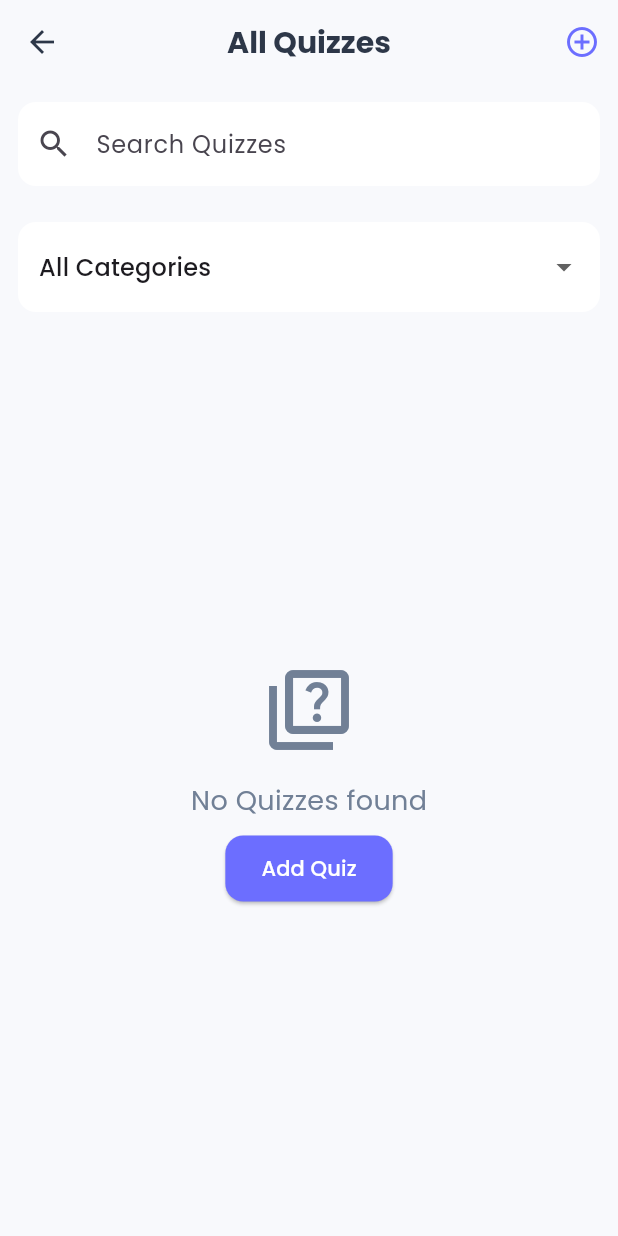
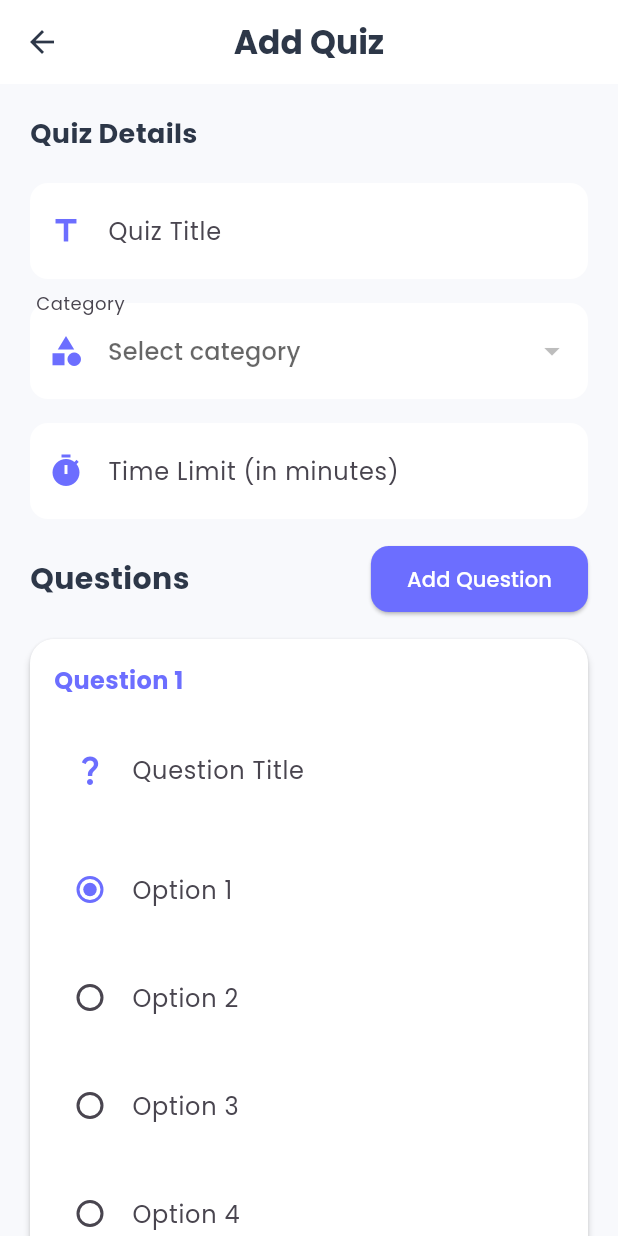
Before and after one commit to Jerald-Joyson/Quiz-App-in-Flutter-Fiebase, a Flutter app: the ManageQuizesScreen screen opened directly, after a tap on "Add Quiz", on a phone screen of 412 x 824 dp. Run offline on Flutter 3.47's test engine with Material 3 defaults, Android fonts, the phone set to English and light mode, and no system bars; our stand-ins replace cloud_firestore, firebase_core, google_fonts; missing offline and left inert: dart:ffi; accounts and stored records are empty; generated files the repository leaves out were written again.

Commit message:
manage quiz section is completed only the quiz edit is pending

```diff
--- /dev/null
+++ b/lib/view/admin/add_quiz_screen.dart
@@ -0,0 +1,452 @@
+import 'package:cloud_firestore/cloud_firestore.dart';
+import 'package:flutter/material.dart';
+import 'package:myapp/model/category.dart';
+import 'package:myapp/model/question.dart';
+import 'package:myapp/model/quiz.dart';
+import 'package:myapp/theme/theme.dart';
+
+class AddQuizScreen extends StatefulWidget {
+  final String? categoryId;
+  final String? categoryName;
+  const AddQuizScreen({super.key, this.categoryId, this.categoryName});
+
+  @override
+  State<AddQuizScreen> createState() => _AddQuizScreenState();
+}
+
+class QuestionFromItem {
+  final TextEditingController questionController;
+  final List<TextEditingController> optionsController;
+  int correctOptionIndex;
+
+  QuestionFromItem({
+    required this.questionController,
+    required this.optionsController,
+    required this.correctOptionIndex,
+  });
+
+  Map<String, dynamic> toMap() {
+    return {
+      'question': questionController.text,
+      'options': optionsController.map((e) => e.text).toList(),
+      'correctOptionIndex': correctOptionIndex,
+    };
+  }
+
+  void dispose() {
+    questionController.dispose();
+    optionsController.forEach((element) {
+      element.dispose();
+    });
+  }
+}
+
+class _AddQuizScreenState extends State<AddQuizScreen> {
+  final _formKey = GlobalKey<FormState>();
+  final _titleController = TextEditingController();
+  final _timeLimitController = TextEditingController();
+  final FirebaseFirestore _firestore = FirebaseFirestore.instance;
+  bool _isLoading = false;
+  String? _selectedCategoryId;
+  List<QuestionFromItem> _questionsItems = [];
+
+  @override
+  void initState() {
+    // TODO: implement initState
+    super.initState();
+    _selectedCategoryId = widget.categoryId;
+    _addQuestion();
+  }
+
+  @override
+  void dispose() {
+    // TODO: implement dispose
+    _titleController.dispose();
+    _timeLimitController.dispose();
+    for (var item in _questionsItems) {
+      item.dispose();
+    }
+    super.dispose();
+  }
+
+  void _addQuestion() {
+    setState(() {
+      _questionsItems.add(
+        QuestionFromItem(
+          questionController: TextEditingController(),
+          optionsController: List.generate(4, (_) => TextEditingController()),
+          correctOptionIndex: 0,
+        ),
+      );
+    });
+  }
+
+  void _removeQuestion(int index) {
+    setState(() {
+      _questionsItems[index].dispose();
+      _questionsItems.removeAt(index);
+    });
+  }
+
+  Future<void> _saveQuiz() async {
+    if (!_formKey.currentState!.validate()) {
+      return;
+    }
+    if (_selectedCategoryId == null) {
+      ScaffoldMessenger.of(
+        context,
+      ).showSnackBar(SnackBar(content: Text('Please select a category')));
+      return;
+    }
+    setState(() {
+      _isLoading = true;
+    });
+
+    try {
+      final questions =
+          _questionsItems
+              .map(
+                (item) => Question(
+                  text: item.questionController.text,
+                  options:
+                      item.optionsController.map((e) => e.text.trim()).toList(),
+                  correctOptionIndex: item.correctOptionIndex,
+                ),
+              )
+              .toList();
+
+      await _firestore
+          .collection('quizzes')
+          .doc()
+          .set(
+            Quiz(
+              id: _firestore.collection('quizzes').doc().id,
+              title: _titleController.text.trim(),
+              categoryId: _selectedCategoryId!,
+              timtLimit: int.parse(_timeLimitController.text),
+              questions: questions,
+              createdAt: DateTime.now(),
+            ).toMap(),
+          );
+
+      ScaffoldMessenger.of(context).showSnackBar(
+        SnackBar(
+          content: Text(
+            'Quiz added successfully',
+            style: TextStyle(color: Colors.white),
+          ),
+          backgroundColor: AppTheme.secondaryColor,
+        ),
+      );
+
+      Navigator.pop(context);
+    } catch (e) {
+      ScaffoldMessenger.of(context).showSnackBar(
+        SnackBar(
+          content: Text(
+            'Failed to add quiz error: $e',
+            style: TextStyle(color: Colors.white),
+          ),
+          backgroundColor: Colors.redAccent,
+        ),
+      );
+    } finally {
+      setState(() {
+        _isLoading = false;
+      });
+    }
+  }
+
+  @override
+  Widget build(BuildContext context) {
+    return Scaffold(
+      appBar: AppBar(
+        title: Text(
+          widget.categoryName != null
+              ? "Add ${widget.categoryName} Quiz"
+              : 'Add Quiz',
+          style: TextStyle(fontWeight: FontWeight.bold),
+        ),
+      ),
+      body: Form(
+        key: _formKey,
+        child: ListView(
+          padding: EdgeInsets.all(20),
+          children: [
+            Column(
+              crossAxisAlignment: CrossAxisAlignment.start,
+              children: [
+                Text(
+                  'Quiz Details',
+                  style: TextStyle(
+                    fontSize: 18,
+                    fontWeight: FontWeight.bold,
+                    color: AppTheme.textPrimryColor,
+                  ),
+                ),
+                SizedBox(height: 20),
+                TextFormField(
+                  controller: _titleController,
+                  decoration: InputDecoration(
+                    contentPadding: EdgeInsets.symmetric(vertical: 20),
+                    fillColor: Colors.white,
+                    labelText: 'Quiz Title',
+                    hintText: "Enter quiz title",
+                    prefixIcon: Icon(Icons.title, color: AppTheme.primaryColor),
+                  ),
+                  validator: (value) {
+                    if (value == null || value.isEmpty) {
+                      return 'Enter quiz title';
+                    }
+                    return null;
+                  },
+                  textInputAction: TextInputAction.next,
+                ),
+                SizedBox(height: 16),
+                if (widget.categoryId == null)
+                  StreamBuilder<QuerySnapshot>(
+                    stream:
+                        _firestore
+                            .collection('categories')
+                            .orderBy('name')
+                            .snapshots(),
+                    builder: (context, snapshot) {
+                      if (snapshot.hasError) {
+                        return Text('Error: ${snapshot.error}');
+                      }
+                      if (!snapshot.hasData) {
+                        return Center(
+                          child: CircularProgressIndicator(
+                            color: AppTheme.primaryColor,
+                          ),
+                        );
+                      }
+                      final categories =
+                          snapshot.data!.docs
+                              .map(
+                                (doc) => Category.fromMap(
+                                  doc.id,
+                                  doc.data() as Map<String, dynamic>,
+                                ),
+                              )
+                              .toList();
+
+                      return DropdownButtonFormField<String>(
+                        value: _selectedCategoryId,
+                        decoration: InputDecoration(
+                          contentPadding: EdgeInsets.symmetric(vertical: 20),
+                          fillColor: Colors.white,
+                          labelText: 'Category',
+                          hintText: "Select category",
+                          prefixIcon: Icon(
+                            Icons.category,
+                            color: AppTheme.primaryColor,
+                          ),
+                        ),
+                        items:
+                            categories
+                                .map(
+                                  (category) => DropdownMenuItem(
+                                    value: category.id,
+                                    child: Text(category.name),
+                                  ),
+                                )
+                                .toList(),
+                        onChanged: (value) {
+                          setState(() {
+                            _selectedCategoryId = value;
+                          });
+                        },
+                        validator: (value) {
+                          if (value == null) {
+                            return 'Select a category';
+                          }
+                          return null;
+                        },
+                      );
+                    },
+                  ),
+                SizedBox(height: 16),
+                TextFormField(
+                  controller: _timeLimitController,
+                  decoration: InputDecoration(
+                    contentPadding: EdgeInsets.symmetric(vertical: 20),
+                    fillColor: Colors.white,
+                    labelText: 'Time Limit (in minutes)',
+                    hintText: "Enter time limit",
+                    prefixIcon: Icon(Icons.timer, color: AppTheme.primaryColor),
+                  ),
+                  keyboardType: TextInputType.number,
+                  validator: (value) {
+                    if (value == null || value.isEmpty) {
+                      return 'Enter time limit';
+                    }
+                    final number = int.tryParse(value);
+                    if (number == null || number <= 0) {
+                      return 'Enter a valid time limit';
+                    }
+                    return null;
+                  },
+                  textInputAction: TextInputAction.next,
+                ),
+                SizedBox(height: 16),
+                Column(
+                  crossAxisAlignment: CrossAxisAlignment.start,
+                  children: [
+                    Row(
+                      mainAxisAlignment: MainAxisAlignment.spaceBetween,
+                      children: [
+                        Text(
+                          'Questions',
+                          style: TextStyle(
+                            fontSize: 20,
+                            fontWeight: FontWeight.bold,
+                            color: AppTheme.textPrimryColor,
+                          ),
+                        ),
+                        ElevatedButton.icon(
+                          onPressed: _addQuestion,
+                          label: Text('Add Question'),
+                          style: ElevatedButton.styleFrom(
+                            backgroundColor: AppTheme.primaryColor,
+                            foregroundColor: Colors.white,
+                          ),
+                        ),
+                      ],
+                    ),
+                    SizedBox(height: 16),
+                    ..._questionsItems.asMap().entries.map((entry) {
+                      final index = entry.key;
+                      final QuestionFromItem question = entry.value;
+
+                      return Card(
+                        margin: EdgeInsets.only(bottom: 16),
+                        child: Padding(
+                          padding: EdgeInsets.all(16),
+                          child: Column(
+                            crossAxisAlignment: CrossAxisAlignment.start,
+                            children: [
+                              Row(
+                                mainAxisAlignment:
+                                    MainAxisAlignment.spaceBetween,
+                                children: [
+                                  Text(
+                                    "Question ${index + 1}",
+                                    style: TextStyle(
+                                      fontSize: 16,
+                                      fontWeight: FontWeight.bold,
+                                      color: AppTheme.primaryColor,
+                                    ),
+                                  ),
+                                  if (_questionsItems.length > 1)
+                                    IconButton(
+                                      icon: Icon(
+                                        Icons.delete,
+                                        color: Colors.redAccent,
+                                      ),
+                                      onPressed: () {
+                                        _removeQuestion(index);
+                                      },
+                                    ),
+                                ],
+                              ),
+                              SizedBox(height: 16),
+                              TextFormField(
+                                controller: question.questionController,
+                                decoration: InputDecoration(
+                                  contentPadding: EdgeInsets.symmetric(
+                                    vertical: 20,
+                                  ),
+                                  fillColor: Colors.white,
+                                  labelText: 'Question Title',
+                                  hintText: "Enter question",
+                                  prefixIcon: Icon(
+                                    Icons.question_mark,
+                                    color: AppTheme.primaryColor,
+                                  ),
+                                ),
+                                keyboardType: TextInputType.multiline,
+                                maxLines: null,
+                              ),
+                              SizedBox(height: 16),
+                              ...question.optionsController.asMap().entries.map(
+                                (entry) {
+                                  final optionIndex = entry.key;
+                                  final controller = entry.value;
+
+                                  return Padding(
+                                    padding: const EdgeInsets.only(bottom: 8),
+                                    child: Row(
+                                      children: [
+                                        Radio<int>(
+                                          activeColor: AppTheme.primaryColor,
+                                          value: optionIndex,
+                                          groupValue:
+                                              question.correctOptionIndex,
+                                          onChanged: (value) {
+                                            question.correctOptionIndex =
+                                                value!;
+                                          },
+                                        ),
+                                        Expanded(
+                                          child: TextFormField(
+                                            controller: controller,
+                                            decoration: InputDecoration(
+                                              contentPadding:
+                                                  EdgeInsets.symmetric(
+                                                    vertical: 20,
+                                                  ),
+                                              fillColor: Colors.white,
+                                              labelText:
+                                                  'Option ${optionIndex + 1}',
+                                              hintText: "Enter option",
+                                            ),
+                                          ),
+                                        ),
+                                      ],
+                                    ),
+                                  );
+                                },
+                              ),
+                            ],
+                          ),
+                        ),
+                      );
+                    }),
+                    SizedBox(height: 32),
+                    Center(
+                      child: SizedBox(
+                        height: 50,
+                        child: ElevatedButton(
+                          onPressed: _isLoading ? null : _saveQuiz,
+                          child:
+                              _isLoading
+                                  ? SizedBox(
+                                    height: 20,
+                                    child: CircularProgressIndicator(
+                                      valueColor: AlwaysStoppedAnimation<Color>(
+                                        Colors.white,
+                                      ),
+                                      strokeWidth: 2,
+                                    ),
+                                  )
+                                  : Text(
+                                    'Save Quiz',
+                                    style: TextStyle(
+                                      fontSize: 16,
+                                      fontWeight: FontWeight.bold,
+                                    ),
+                                  ),
+                        ),
+                      ),
+                    ),
+                  ],
+                ),
+              ],
+            ),
+          ],
+        ),
+      ),
+    );
+  }
+}
--- a/lib/view/admin/manage_categories_screen.dart
+++ b/lib/view/admin/manage_categories_screen.dart
@@ -157,8 +157,10 @@ class _ManageCategoriesScreenState extends State<ManageCategoriesScreen> {
                       context,
                       MaterialPageRoute(
                         builder:
-                            (context) =>
-                                ManageQuizesScreen(categoryId: category.id),
+                            (context) => ManageQuizesScreen(
+                              categoryId: category.id,
+                              categoryName: category.name,
+                            ),
                       ),
                     );
                   },
--- a/lib/view/admin/manage_quizes_screen.dart
+++ b/lib/view/admin/manage_quizes_screen.dart
@@ -2,12 +2,14 @@ import 'package:cloud_firestore/cloud_firestore.dart';
 import 'package:flutter/material.dart';
 import 'package:myapp/model/category.dart';
 import 'package:myapp/model/quiz.dart';
+import 'package:myapp/view/admin/add_quiz_screen.dart';
 
 import '../../theme/theme.dart';
 
 class ManageQuizesScreen extends StatefulWidget {
   final String? categoryId;
-  const ManageQuizesScreen({super.key, this.categoryId});
+  final String? categoryName;
+  const ManageQuizesScreen({super.key, this.categoryId, this.categoryName});
 
   @override
   State<ManageQuizesScreen> createState() => _ManageQuizesScreenState();
@@ -108,10 +110,16 @@ class _ManageQuizesScreenState extends State<ManageQuizesScreen> {
         actions: [
           IconButton(
             onPressed: () {
-              // Navigator.push(
-              //   context,
-              //   MaterialPageRoute(builder: (context) => AddQuizesScreen(categoryId: widget.categoryId)),
-              // );
+              Navigator.push(
+                context,
+                MaterialPageRoute(
+                  builder:
+                      (context) => AddQuizScreen(
+                        categoryId: widget.categoryId,
+                        categoryName: widget.categoryName,
+                      ),
+                ),
+              );
             },
             icon: Icon(Icons.add_circle_outline, color: AppTheme.primaryColor),
           ),
@@ -225,15 +233,16 @@ class _ManageQuizesScreenState extends State<ManageQuizesScreen> {
                         SizedBox(height: 8),
                         ElevatedButton(
                           onPressed: () {
-                            // Navigator.push(
-                            //   context,
-                            //   MaterialPageRoute(
-                            //     builder:
-                            //         (context) => AddQuizesScreen(
-                            //           categoryId: widget.categoryId,
-                            //         ),
-                            //   ),
-                            // );
+                            Navigator.push(
+                              context,
+                              MaterialPageRoute(
+                                builder:
+                                    (context) => AddQuizScreen(
+                                      categoryId: widget.categoryId,
+                                      categoryName: widget.categoryName,
+                                    ),
+                              ),
+                            );
                           },
                           child: Text("Add Quiz"),
                         ),
@@ -340,7 +349,6 @@ class _ManageQuizesScreenState extends State<ManageQuizesScreen> {
         builder:
             (context) => AlertDialog(
               title: Text("Delete Quiz"),
-              // Suggested code may be subject to a license. Learn more: ~LicenseLog:2688678861.
               content: Text("Are you sure you want to delete this quiz?"),
               actions: [
                 TextButton(
```
